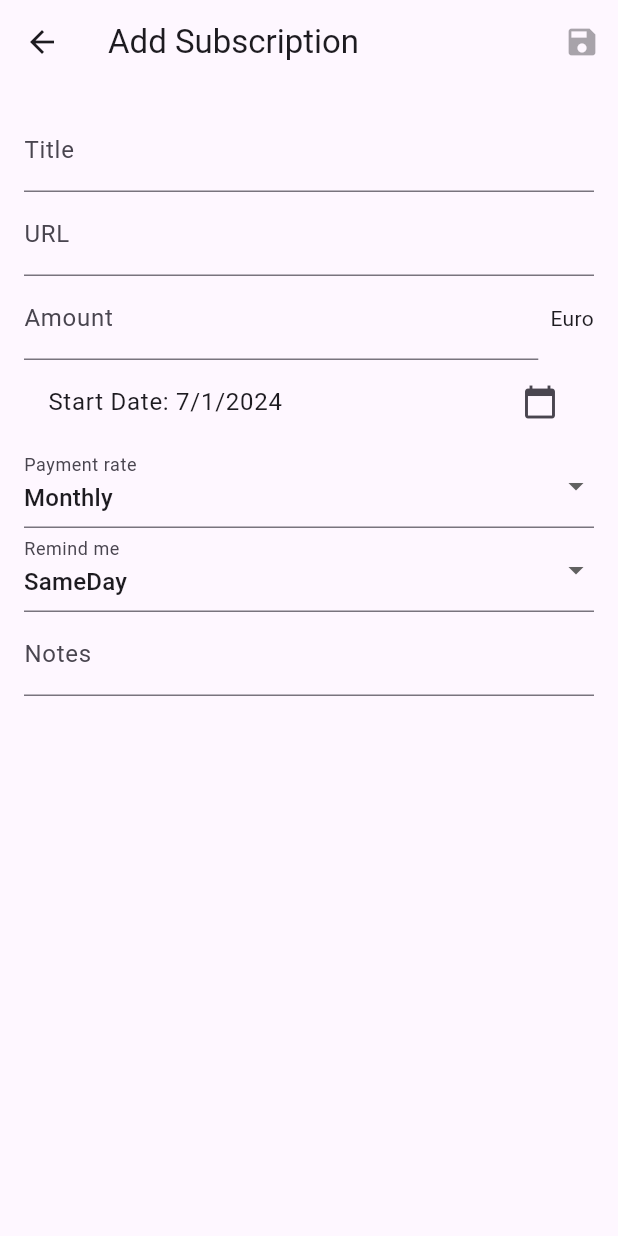
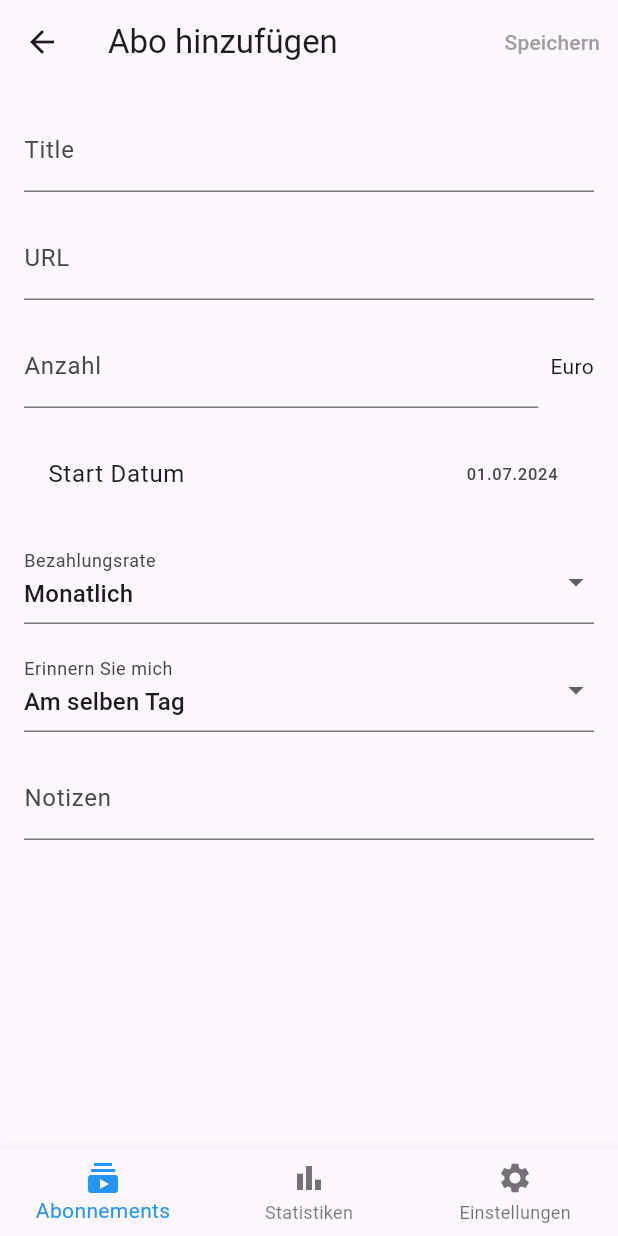
Before and after one commit to Coho04/EasyWallet, a Flutter app: the screen it shows after launch, after a tap on the "add" icon, on a phone screen of 412 x 824 dp. Run offline on Flutter 3.47's test engine with Material 3 defaults, Android fonts, the light colour scheme and no system bars; our stand-ins replace cached_network_image, flutter_local_notifications, shared_preferences, sqflite, syncfusion_flutter_charts; missing offline and left inert: workmanager; accounts and stored records are empty.

Commit message:
WIP: Ui Design

```diff
--- a/lib/ main_views/home_view.dart
+++ b/lib/ main_views/home_view.dart
@@ -17,6 +17,7 @@ class _HomeViewState extends State<HomeView> {
   bool isAnnual = false;
   String searchText = "";
   SortOption sortOption = SortOption.remainingDaysAscending;
+  String paymentRate = "Monatlich";
 
   List<Subscription> subscriptions = [];
 
@@ -30,7 +31,8 @@ class _HomeViewState extends State<HomeView> {
     try {
       if (!kIsWeb) {
         final persistenceController = PersistenceController.instance;
-        final loadedSubscriptions = await persistenceController.getAllSubscriptions();
+        final loadedSubscriptions =
+        await persistenceController.getAllSubscriptions();
         setState(() {
           subscriptions = loadedSubscriptions;
         });
@@ -63,14 +65,34 @@ class _HomeViewState extends State<HomeView> {
   @override
   Widget build(BuildContext context) {
     final filteredSubscriptions = subscriptions.where((subscription) {
-      return subscription.title!.toLowerCase().contains(searchText.toLowerCase());
+      return subscription.title.toLowerCase().contains(searchText.toLowerCase());
     }).toList();
+
+    double totalAmount =
+    subscriptions.fold(0, (sum, subscription) => sum + subscription.amount);
 
     return Scaffold(
       appBar: AppBar(
-        title: const Text('Subscriptions'),
-        actions: const [
-          // Add sorting and navigation actions here
+        leading: IconButton(
+          onPressed: () {
+            // Handle sorting logic
+          },
+          icon: const Icon(Icons.sort),
+        ),
+        title: const Text('Abonnements'),
+        actions: [
+          IconButton(
+            onPressed: () {
+              Navigator.push(
+                context,
+                MaterialPageRoute(
+                    builder: (context) => const SubscriptionCreateView()),
+              ).then((value) {
+                _loadSubscriptions();
+              });
+            },
+            icon: const Icon(Icons.add),
+          ),
         ],
       ),
       body: Column(
@@ -79,7 +101,7 @@ class _HomeViewState extends State<HomeView> {
             padding: const EdgeInsets.all(8.0),
             child: TextField(
               decoration: const InputDecoration(
-                labelText: 'Search',
+                labelText: 'Suchen',
                 border: OutlineInputBorder(),
               ),
               onChanged: (value) {
@@ -87,6 +109,34 @@ class _HomeViewState extends State<HomeView> {
                   searchText = value;
                 });
               },
+            ),
+          ),
+          Padding(
+            padding: const EdgeInsets.symmetric(horizontal: 16.0),
+            child: Row(
+              mainAxisAlignment: MainAxisAlignment.spaceBetween,
+              children: [
+                const Text(
+                  'Bezahlungsrate',
+                ),
+                DropdownButton<String>(
+                  value: paymentRate,
+                  items: ['Monatlich', 'Jährlich']
+                      .map((rate) => DropdownMenuItem<String>(
+                    value: rate,
+                    child: Text(rate),
+                  ))
+                      .toList(),
+                  onChanged: (value) {
+                    setState(() {
+                      paymentRate = value!;
+                    });
+                  },
+                ),
+                Text(
+                  '${totalAmount.toStringAsFixed(2)} €',
+                ),
+              ],
             ),
           ),
           Expanded(
@@ -102,18 +152,6 @@ class _HomeViewState extends State<HomeView> {
           ),
         ],
       ),
-      floatingActionButton: FloatingActionButton(
-        onPressed: () {
-          Navigator.push(
-            context,
-            MaterialPageRoute(builder: (context) => const SubscriptionCreateView()),
-          ).then((value) {
-            // Reload the subscriptions after returning from the create view
-            _loadSubscriptions();
-          });
-        },
-        child: const Icon(Icons.add),
-      ),
     );
   }
 }
--- a/lib/main.dart
+++ b/lib/main.dart
@@ -1,12 +1,12 @@
 import 'package:easy_wallet/%20main_views/home_view.dart';
 import 'package:easy_wallet/%20main_views/settings_view.dart';
+import 'package:easy_wallet/%20main_views/statistic_view.dart';
 import 'package:easy_wallet/background_task_manager.dart';
-import 'package:easy_wallet/%20main_views/statistic_view.dart';
 import 'package:flutter/material.dart';
 import 'package:flutter_local_notifications/flutter_local_notifications.dart';
 import 'package:workmanager/workmanager.dart';
-import 'package:flutter/foundation.dart'; // Import for kIsWeb
-import 'persistence_controller.dart'; // Import the PersistenceController
+import 'package:flutter/foundation.dart';
+import 'persistence_controller.dart';
 
 void main() async {
   WidgetsFlutterBinding.ensureInitialized();
@@ -14,8 +14,12 @@ void main() async {
   final flutterLocalNotificationsPlugin = FlutterLocalNotificationsPlugin();
   const AndroidInitializationSettings initializationSettingsAndroid =
   AndroidInitializationSettings('@mipmap/ic_launcher');
+  const DarwinInitializationSettings initializationSettingsDarwin = DarwinInitializationSettings(
+    onDidReceiveLocalNotification: onDidReceiveLocalNotification,
+  );
   const InitializationSettings initializationSettings = InitializationSettings(
     android: initializationSettingsAndroid,
+    iOS: initializationSettingsDarwin,
   );
 
   await flutterLocalNotificationsPlugin.initialize(initializationSettings,
@@ -42,6 +46,11 @@ void callbackDispatcher() {
 
 Future selectNotification(String? payload) async {
   // Handle notification tapped logic here
+}
+
+Future onDidReceiveLocalNotification(
+    int id, String? title, String? body, String? payload) async {
+  // Handle local notification received logic here
 }
 
 class EasyWalletApp extends StatelessWidget {
@@ -90,16 +99,16 @@ class _MainScreenState extends State<MainScreen> {
       bottomNavigationBar: BottomNavigationBar(
         items: const <BottomNavigationBarItem>[
           BottomNavigationBarItem(
-            icon: Icon(Icons.home),
-            label: 'Home',
+            icon: Icon(Icons.subscriptions),
+            label: 'Abonnements',
           ),
           BottomNavigationBarItem(
             icon: Icon(Icons.bar_chart),
-            label: 'Statistics',
+            label: 'Statistiken',
           ),
           BottomNavigationBarItem(
             icon: Icon(Icons.settings),
-            label: 'Settings',
+            label: 'Einstellungen',
           ),
         ],
         currentIndex: _selectedIndex,
--- a/lib/subscription_views/subscription_create_view.dart
+++ b/lib/subscription_views/subscription_create_view.dart
@@ -1,7 +1,7 @@
 import 'package:flutter/material.dart';
 import 'package:intl/intl.dart';
 import 'package:easy_wallet/model/subscription.dart';
-import 'package:easy_wallet/persistence_controller.dart'; // Assuming this file contains PersistenceController class
+import 'package:easy_wallet/persistence_controller.dart';
 
 class SubscriptionCreateView extends StatefulWidget {
   const SubscriptionCreateView({super.key});
@@ -16,18 +16,25 @@ class _SubscriptionCreateViewState extends State<SubscriptionCreateView> {
   final _urlController = TextEditingController();
   final _amountController = TextEditingController();
   DateTime _selectedDate = DateTime.now();
-  String _selectedPayRate = 'Monthly';
-  String _selectedRememberCycle = 'SameDay';
+  String _selectedPayRate = 'Monatlich';
+  String _selectedRememberCycle = 'Am selben Tag';
 
   @override
   Widget build(BuildContext context) {
     return Scaffold(
       appBar: AppBar(
-        title: const Text('Add Subscription'),
+        leading: IconButton(
+          icon: const Icon(Icons.arrow_back),
+          onPressed: () {
+            Navigator.of(context).pop();
+          },
+        ),
+        title: const Text('Abo hinzufügen'),
         actions: [
-          IconButton(
-            icon: const Icon(Icons.save),
+          TextButton(
+            key: const Key('save_button'),
             onPressed: _isFormValid() ? _saveItem : null,
+            child: const Text('Speichern', style: TextStyle(color: Colors.grey)),
           ),
         ],
       ),
@@ -40,6 +47,7 @@ class _SubscriptionCreateViewState extends State<SubscriptionCreateView> {
               decoration: const InputDecoration(labelText: 'Title'),
               autocorrect: false,
             ),
+            const SizedBox(height: 16),
             TextField(
               controller: _urlController,
               decoration: const InputDecoration(labelText: 'URL'),
@@ -53,12 +61,13 @@ class _SubscriptionCreateViewState extends State<SubscriptionCreateView> {
                 }
               },
             ),
+            const SizedBox(height: 16),
             Row(
               children: [
                 Expanded(
                   child: TextField(
                     controller: _amountController,
-                    decoration: const InputDecoration(labelText: 'Amount'),
+                    decoration: const InputDecoration(labelText: 'Anzahl'),
                     keyboardType: const TextInputType.numberWithOptions(decimal: true),
                     autocorrect: false,
                   ),
@@ -67,15 +76,17 @@ class _SubscriptionCreateViewState extends State<SubscriptionCreateView> {
                 const Text('Euro'),
               ],
             ),
+            const SizedBox(height: 16),
             ListTile(
-              title: Text('Start Date: ${DateFormat.yMd().format(_selectedDate)}'),
-              trailing: const Icon(Icons.calendar_today),
+              title: const Text('Start Datum'),
+              trailing: Text(DateFormat('dd.MM.yyyy').format(_selectedDate)),
               onTap: _pickDate,
             ),
+            const SizedBox(height: 16),
             DropdownButtonFormField<String>(
-              decoration: const  InputDecoration(labelText: 'Payment rate'),
+              decoration: const InputDecoration(labelText: 'Bezahlungsrate'),
               value: _selectedPayRate,
-              items: ['Monthly', 'Yearly', 'Weekly'].map((String value) {
+              items: ['Monatlich', 'Jährlich'].map((String value) {
                 return DropdownMenuItem<String>(
                   value: value,
                   child: Text(value),
@@ -87,10 +98,11 @@ class _SubscriptionCreateViewState extends State<SubscriptionCreateView> {
                 });
               },
             ),
+            const SizedBox(height: 16),
             DropdownButtonFormField<String>(
-              decoration: const  InputDecoration(labelText: 'Remind me'),
+              decoration: const InputDecoration(labelText: 'Erinnern Sie mich'),
               value: _selectedRememberCycle,
-              items: ['SameDay', 'OneDayBefore', 'TwoDaysBefore', 'OneWeekBefore'].map((String value) {
+              items: ['Am selben Tag', 'Ein Tag vorher', 'Zwei Tage vorher', 'Eine Woche vorher'].map((String value) {
                 return DropdownMenuItem<String>(
                   value: value,
                   child: Text(value),
@@ -102,12 +114,34 @@ class _SubscriptionCreateViewState extends State<SubscriptionCreateView> {
                 });
               },
             ),
+            const SizedBox(height: 16),
             TextField(
               controller: _notesController,
-              decoration: const InputDecoration(labelText: 'Notes'),
+              decoration: const InputDecoration(labelText: 'Notizen'),
             ),
           ],
         ),
+      ),
+      bottomNavigationBar: BottomNavigationBar(
+        items: const [
+          BottomNavigationBarItem(
+            icon: Icon(Icons.subscriptions),
+            label: 'Abonnements',
+          ),
+          BottomNavigationBarItem(
+            icon: Icon(Icons.bar_chart),
+            label: 'Statistiken',
+          ),
+          BottomNavigationBarItem(
+            icon: Icon(Icons.settings),
+            label: 'Einstellungen',
+          ),
+        ],
+        currentIndex: 0,
+        selectedItemColor: Colors.blue,
+        onTap: (index) {
+          // Handle navigation
+        },
       ),
     );
   }
```
Also changed, not shown: 9 other files.
